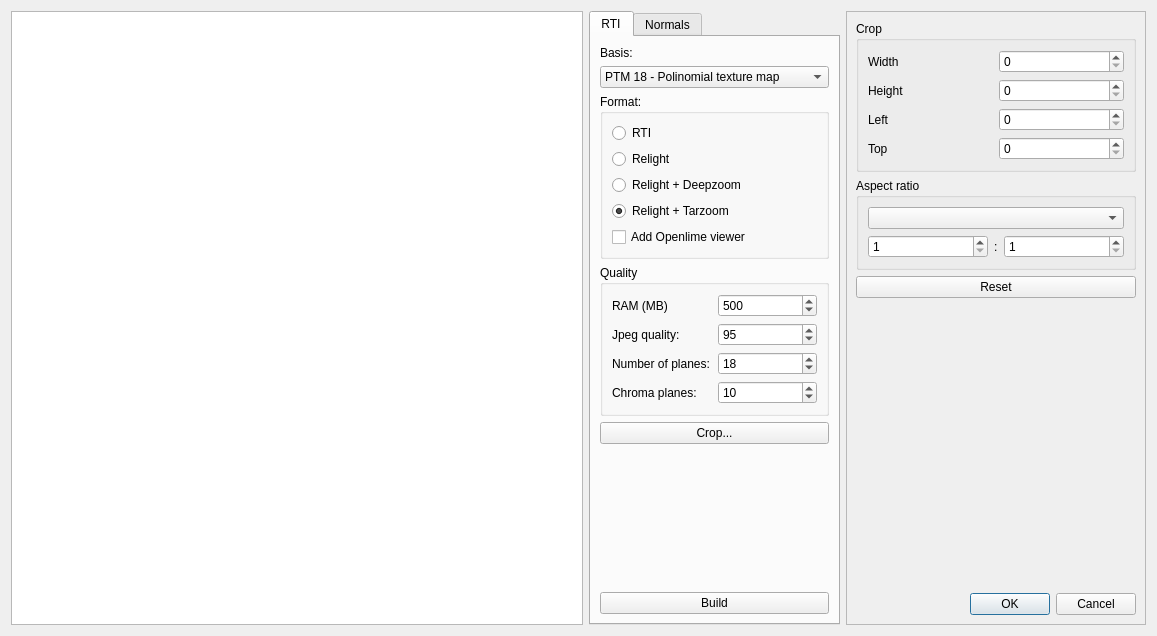
Old version of the form relight/rtiexport.ui in the repository cnr-isti-vclab/relight.
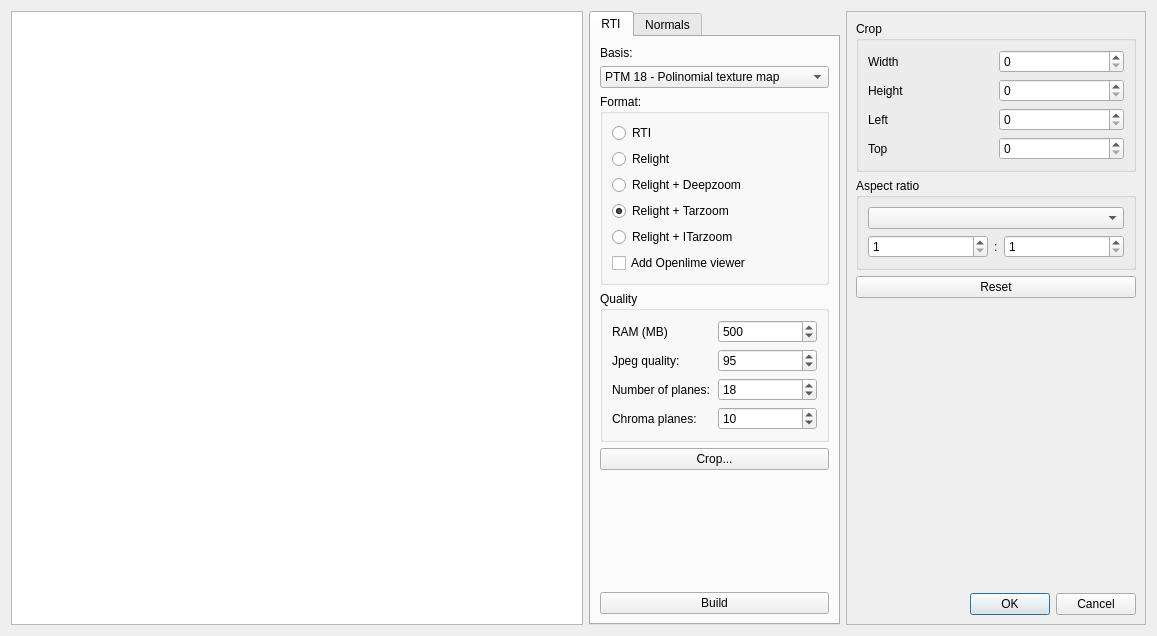
New version of the form. Icons and pictures are not drawn. Custom widgets are drawn as their Qt base class.

Commit message: Added markers for white balance and align (not the functionality). Added capability to convert .rti into relight format.

```diff
--- a/relight/rtiexport.ui
+++ b/relight/rtiexport.ui
@@ -126,6 +126,13 @@
             </property>
            </widget>
           </item>
+          <item>
+           <widget class="QRadioButton" name="formatItarzoom">
+            <property name="text">
+             <string>Relight + ITarzoom</string>
+            </property>
+           </widget>
+          </item>
           <item>
            <widget class="QCheckBox" name="openlime">
             <property name="text">
```
The commit also changes 36 other files.
